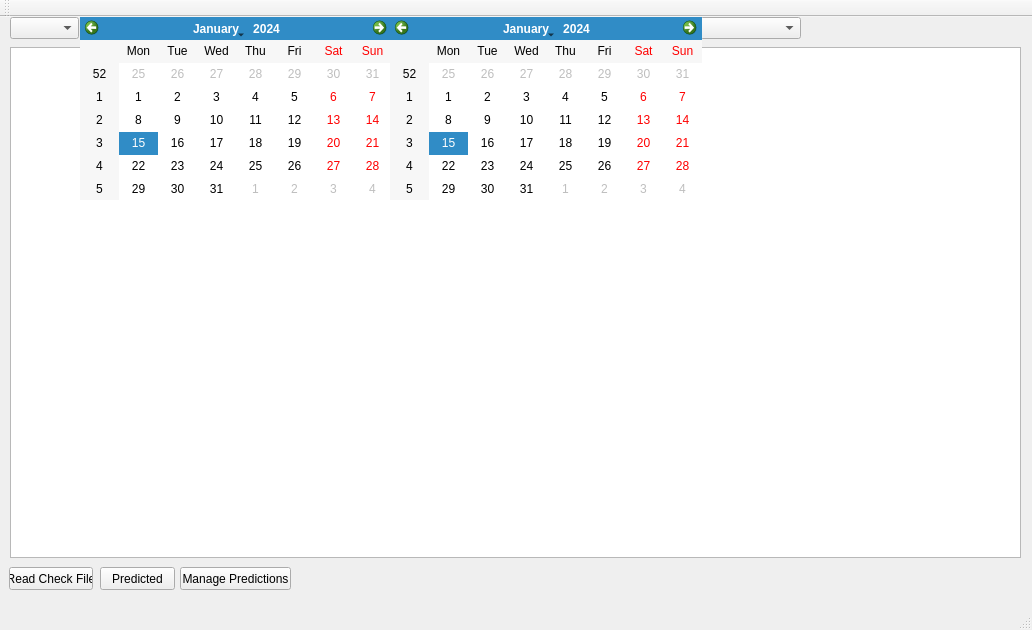
This is mainwindow.ui in n6nq/checking as Qt 5 draws it before an edit. The edited form follows.
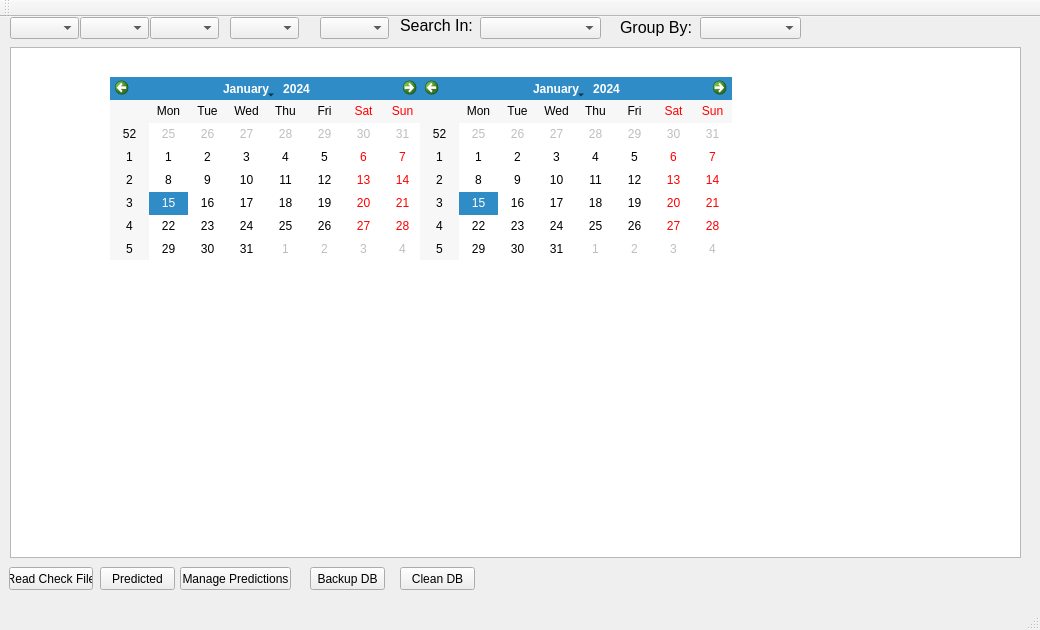
This is the edited form.

Patch:
```diff
--- a/mainwindow.ui
+++ b/mainwindow.ui
@@ -6,7 +6,7 @@
    <rect>
     <x>0</x>
     <y>0</y>
-    <width>1032</width>
+    <width>1040</width>
     <height>630</height>
    </rect>
   </property>
@@ -139,8 +139,8 @@
    <widget class="QCalendarWidget" name="calendar1">
     <property name="geometry">
      <rect>
-      <x>80</x>
-      <y>0</y>
+      <x>110</x>
+      <y>60</y>
       <width>312</width>
       <height>183</height>
      </rect>
@@ -149,8 +149,8 @@
    <widget class="QCalendarWidget" name="calendar2">
     <property name="geometry">
      <rect>
-      <x>390</x>
-      <y>0</y>
+      <x>420</x>
+      <y>60</y>
       <width>312</width>
       <height>183</height>
      </rect>
@@ -228,6 +228,32 @@
      <string>Manage Predictions</string>
     </property>
    </widget>
+   <widget class="QPushButton" name="btnBackup">
+    <property name="geometry">
+     <rect>
+      <x>310</x>
+      <y>550</y>
+      <width>75</width>
+      <height>23</height>
+     </rect>
+    </property>
+    <property name="text">
+     <string>Backup DB</string>
+    </property>
+   </widget>
+   <widget class="QPushButton" name="btnCleanDB">
+    <property name="geometry">
+     <rect>
+      <x>400</x>
+      <y>550</y>
+      <width>75</width>
+      <height>23</height>
+     </rect>
+    </property>
+    <property name="text">
+     <string>Clean DB</string>
+    </property>
+   </widget>
    <zorder>listEntries</zorder>
    <zorder>btnChart</zorder>
    <zorder>btnReadFile</zorder>
```
Left out of the diff: 4 changed lines with no effect on the pictures.
